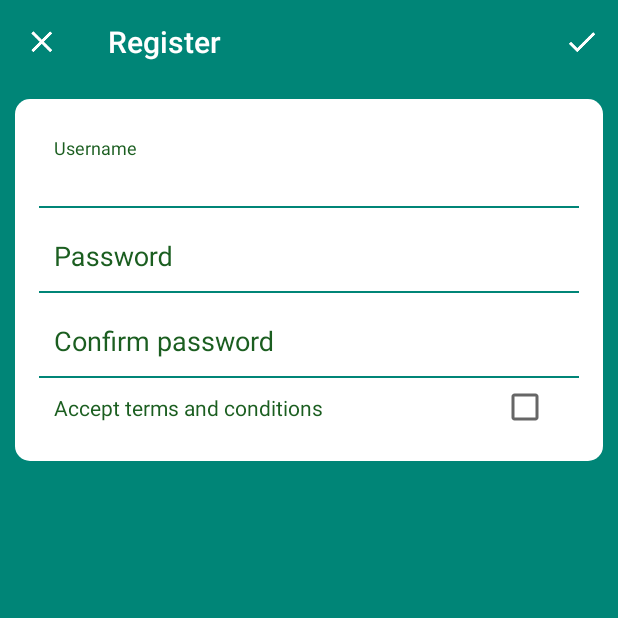
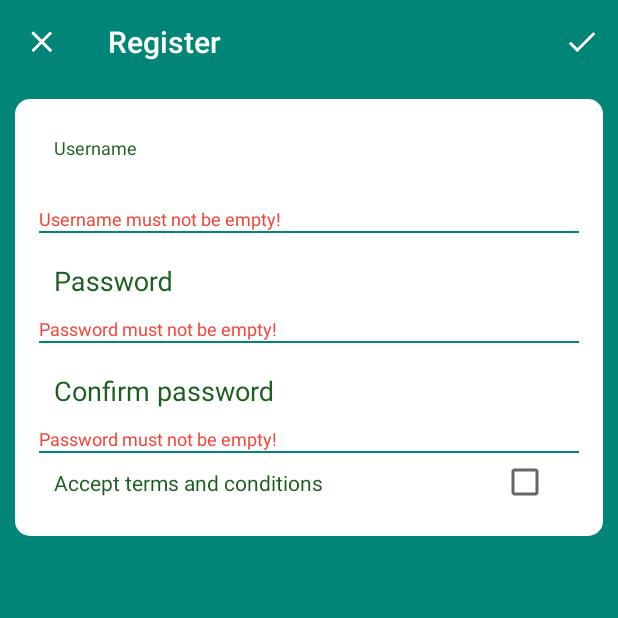
Before and after one commit to mihaiAdascalitei/QuizGame, an Android app: the RegisterActivity screen opened directly, with no data from a screen before it, after a tap on "Save", on a phone screen of 412 x 824 dp, the top half of it. Run offline under Robolectric (Android 15) with nearby library versions, the phone set to English and light mode, and no system bars.

Commit message:
Validate register activity

```diff
--- a/app/src/main/java/com/dasteam/quiz/quizgame/gui/register/RegisterActivity.java
+++ b/app/src/main/java/com/dasteam/quiz/quizgame/gui/register/RegisterActivity.java
@@ -5,14 +5,26 @@ import android.os.Bundle;
 import android.support.v7.widget.Toolbar;
 import android.view.Menu;
 import android.view.MenuItem;
+import android.view.View;
+import android.widget.CheckBox;
+import android.widget.EditText;
+import android.widget.TextView;
 
 import com.dasteam.quiz.quizgame.R;
 import com.dasteam.quiz.quizgame.base.BaseActivity;
+import com.dasteam.quiz.quizgame.gui.register.status.RegisterResponseStatus;
 
 public class RegisterActivity extends BaseActivity {
 
     private Toolbar toolbar;
     private RegisterController registerController;
+    private EditText etUsername;
+    private EditText etPassword;
+    private EditText etConfirm;
+    private CheckBox cbTerms;
+    private TextView tvAlertUsername;
+    private TextView tvAlertPassword;
+    private TextView tvAlertConfirm;
 
     @SuppressLint("MissingSuperCall")
     @Override
@@ -24,6 +36,13 @@ public class RegisterActivity extends BaseActivity {
     @Override
     protected void attachViews() {
         toolbar = findViewById(R.id.toolbar);
+        etUsername = findViewById(R.id.et_register_username);
+        etPassword = findViewById(R.id.et_register_password);
+        etConfirm = findViewById(R.id.et_register_confirm);
+        cbTerms = findViewById(R.id.cb_terms_and_conds);
+        tvAlertConfirm = findViewById(R.id.tv_register_alert_confirm);
+        tvAlertUsername = findViewById(R.id.tv_register_alert_username);
+        tvAlertPassword = findViewById(R.id.tv_register_alert_password);
     }
 
     @Override
@@ -66,6 +85,77 @@ public class RegisterActivity extends BaseActivity {
     }
 
     private void save() {
+        String username = etUsername.getText().toString();
+        String password = etPassword.getText().toString();
+        String confirm = etConfirm.getText().toString();
+
+        registerController.register(username, password, confirm, cbTerms.isChecked(), this::handleRegisterResponse);
+    }
+
+    private void handleRegisterResponse(RegisterResponseStatus status) {
+        switch (status) {
+            case SUCCESS:
+                saveSuccessfull();
+                break;
+            case LENGTH:
+                showLengthError();
+                break;
+            case EMPTY:
+                showEmptyError();
+                break;
+            case CHECK_BOX:
+                showTermsError();
+                break;
+            case USERNAME_TAKEN:
+                showusernameTakenError();
+                break;
+            case PASSWORD_NO_MATCH:
+                showMissmatchPasswordError();
+                break;
+            default:
+                break;
+        }
 
     }
+
+    private void saveSuccessfull() {
+    }
+
+    private void showLengthError() {
+        setRegisterAlert(true, false);
+    }
+
+    private void showEmptyError() {
+        setRegisterAlert(true, true);
+    }
+
+    private void showTermsError() {
+        setRegisterAlert(false, false);
+        showAlert(getString(R.string.terms_and_conds_error));
+    }
+
+    private void showMissmatchPasswordError() {
+        tvAlertUsername.setVisibility(View.GONE);
+        tvAlertPassword.setVisibility(View.VISIBLE);
+        tvAlertConfirm.setVisibility(View.VISIBLE);
+        tvAlertConfirm.setText(getString(R.string.password_match_error));
+        tvAlertPassword.setText(getString(R.string.password_match_error));
+    }
+
+    private void showusernameTakenError() {
+        setRegisterAlert(false, false);
+        showAlert(getString(R.string.username_taken));
+    }
+
+    private void setRegisterAlert(boolean visible, boolean isEmpty) {
+        tvAlertUsername.setVisibility(visible ? View.VISIBLE : View.GONE);
+        tvAlertPassword.setVisibility(visible ? View.VISIBLE : View.GONE);
+        tvAlertConfirm.setVisibility(visible ? View.VISIBLE : View.GONE);
+
+        tvAlertUsername.setText(getString(isEmpty ? R.string.username_empty_error : R.string.username_length_error));
+        tvAlertPassword.setText(getString(isEmpty ? R.string.password_empty_error : R.string.username_length_error));
+        tvAlertConfirm.setText(getString(isEmpty ? R.string.password_empty_error : R.string.username_length_error));
+    }
+
+
 }
--- /dev/null
+++ b/app/src/main/java/com/dasteam/quiz/quizgame/gui/register/RegisterCallback.java
@@ -0,0 +1,7 @@
+package com.dasteam.quiz.quizgame.gui.register;
+
+import com.dasteam.quiz.quizgame.gui.register.status.RegisterResponseStatus;
+
+public interface RegisterCallback {
+    void onRegisterAttempt(RegisterResponseStatus status);
+}
--- a/app/src/main/java/com/dasteam/quiz/quizgame/gui/register/RegisterController.java
+++ b/app/src/main/java/com/dasteam/quiz/quizgame/gui/register/RegisterController.java
@@ -1,4 +1,22 @@
 package com.dasteam.quiz.quizgame.gui.register;
 
+import android.text.TextUtils;
+
+import com.dasteam.quiz.quizgame.gui.register.status.RegisterResponseStatus;
+
 public class RegisterController {
+
+    public void register(String username, String password, String confirm, boolean acceptedTerms, RegisterCallback callback) {
+        if (TextUtils.isEmpty(username) || TextUtils.isEmpty(password) || TextUtils.isEmpty(confirm)) {
+            callback.onRegisterAttempt(RegisterResponseStatus.EMPTY);
+        } else if (username.length() < 5 || password.length() < 5) {
+            callback.onRegisterAttempt(RegisterResponseStatus.LENGTH);
+        } else if (!password.equals(confirm)) {
+            callback.onRegisterAttempt(RegisterResponseStatus.PASSWORD_NO_MATCH);
+        } else if (!acceptedTerms) {
+            callback.onRegisterAttempt(RegisterResponseStatus.CHECK_BOX);
+        } else {
+            callback.onRegisterAttempt(RegisterResponseStatus.SUCCESS);
+        }
+    }
 }
--- /dev/null
+++ b/app/src/main/java/com/dasteam/quiz/quizgame/gui/register/status/RegisterResponseStatus.java
@@ -0,0 +1,5 @@
+package com.dasteam.quiz.quizgame.gui.register.status;
+
+public enum RegisterResponseStatus {
+    EMPTY, LENGTH, SUCCESS, PASSWORD_NO_MATCH, USERNAME_TAKEN,CHECK_BOX
+}
--- a/app/src/main/res/layout/activity_register.xml
+++ b/app/src/main/res/layout/activity_register.xml
@@ -48,12 +48,22 @@
                 android:textColorHint="@color/dark_green" />
         </android.support.design.widget.TextInputLayout>
 
+        <TextView
+            android:id="@+id/tv_register_alert_username"
+            android:layout_width="wrap_content"
+            android:layout_height="wrap_content"
+            android:text="@string/username_empty_error"
+            android:textColor="@color/alert_red"
+            android:textSize="12sp"
+            android:visibility="gone"
+            app:layout_constraintTop_toBottomOf="@id/til_username" />
+
         <View
             android:id="@+id/register_username_separator"
             android:layout_width="match_parent"
             android:layout_height="1dp"
             android:background="@color/colorPrimary"
-            app:layout_constraintTop_toBottomOf="@id/til_username" />
+            app:layout_constraintTop_toBottomOf="@id/tv_register_alert_username" />
 
         <android.support.design.widget.TextInputLayout
             android:id="@+id/til_password"
@@ -77,12 +87,22 @@
                 android:textColorHint="@color/dark_green" />
         </android.support.design.widget.TextInputLayout>
 
+        <TextView
+            android:id="@+id/tv_register_alert_password"
+            android:layout_width="wrap_content"
+            android:layout_height="wrap_content"
+            android:text="@string/username_empty_error"
+            android:textColor="@color/alert_red"
+            android:textSize="12sp"
+            android:visibility="gone"
+            app:layout_constraintTop_toBottomOf="@id/til_password" />
+
         <View
             android:id="@+id/register_password_separator"
             android:layout_width="match_parent"
             android:layout_height="1dp"
             android:background="@color/colorPrimary"
-            app:layout_constraintTop_toBottomOf="@id/til_password" />
+            app:layout_constraintTop_toBottomOf="@id/tv_register_alert_password" />
 
         <android.support.design.widget.TextInputLayout
             android:id="@+id/til_confirm"
@@ -105,12 +125,22 @@
                 android:textColorHint="@color/dark_green" />
         </android.support.design.widget.TextInputLayout>
 
+        <TextView
+            android:id="@+id/tv_register_alert_confirm"
+            android:layout_width="wrap_content"
+            android:layout_height="wrap_content"
+            android:text="@string/username_empty_error"
+            android:textColor="@color/alert_red"
+            android:textSize="12sp"
+            android:visibility="gone"
+            app:layout_constraintTop_toBottomOf="@id/til_confirm" />
+
         <View
             android:id="@+id/register_confirm_separator"
             android:layout_width="match_parent"
             android:layout_height="1dp"
             android:background="@color/colorPrimary"
-            app:layout_constraintTop_toBottomOf="@id/til_confirm" />
+            app:layout_constraintTop_toBottomOf="@id/tv_register_alert_confirm" />
 
         <TextView
             android:id="@+id/tv_terms_and_conds"
--- a/app/src/main/res/values/strings.xml
+++ b/app/src/main/res/values/strings.xml
@@ -14,4 +14,7 @@
     <string name="username_length_error">Length must be greater than 5!</string>
     <string name="password_empty_error">Password must not be empty!</string>
     <string name="register">Register</string>
+    <string name="username_taken">Username is already taken, please insert a different one!</string>
+    <string name="terms_and_conds_error">Terms and conditions mut be accepted, please accept in order to continue!</string>
+    <string name="password_match_error">Passwords do not match!</string>
 </resources>
```
Also changed, not shown: app/src/main/java/com/dasteam/quiz/quizgame/gui/login/LoginActivity.java (+7 -7 lines).
